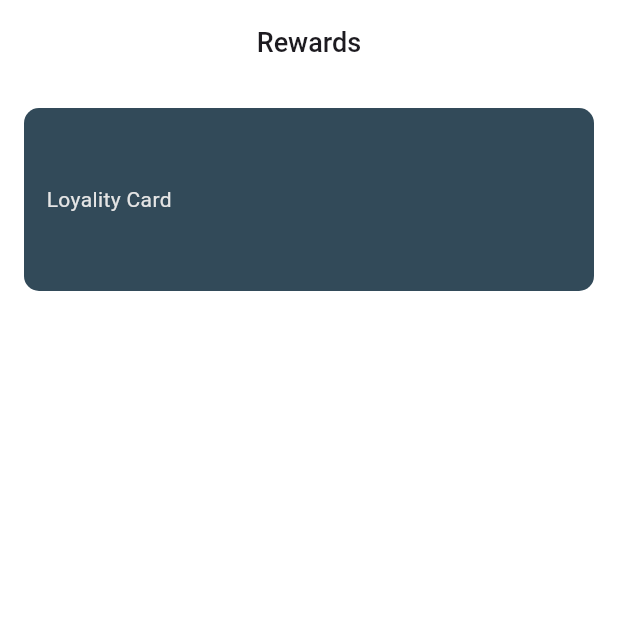
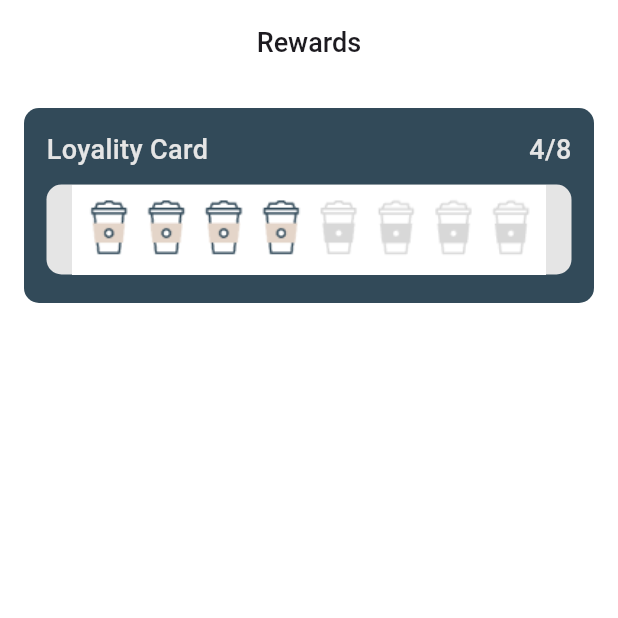
Before and after one commit to AthiraaAthi/CofeeShop_App, a Flutter app: the RewardScreen screen opened directly, on a phone screen of 412 x 824 dp, the top half of it. Run offline on Flutter 3.47's test engine with Material 3 defaults, Android fonts, the light colour scheme and no system bars; our stand-ins replace flutter_slidable, google_fonts, pinput.

Commit message:
added image

```diff
--- a/lib/view/rewards_screen/rewards_screen.dart
+++ b/lib/view/rewards_screen/rewards_screen.dart
@@ -1,4 +1,5 @@
 import 'package:cofee_ui/utils/color_constant/color_constant.dart';
+import 'package:cofee_ui/utils/image_constant/img_constant.dart';
 import 'package:flutter/material.dart';
 
 class RewardScreen extends StatelessWidget {
@@ -22,20 +23,48 @@ class RewardScreen extends StatelessWidget {
           children: [
             Container(
               padding: EdgeInsets.all(15),
-              height: 122,
+              height: 130,
               width: double.infinity,
               decoration: BoxDecoration(
                   color: ColorConstant.mainBlue,
                   borderRadius: BorderRadius.circular(10)),
-              child: Row(
+              child: Column(
                 children: [
-                  Text(
-                    "Loyality Card",
-                    style: TextStyle(color: ColorConstant.White),
+                  Row(
+                    mainAxisAlignment: MainAxisAlignment.spaceBetween,
+                    children: [
+                      Text(
+                        "Loyality Card",
+                        style: TextStyle(
+                          color: ColorConstant.White,
+                          fontSize: 18,
+                          fontWeight: FontWeight.w500,
+                        ),
+                      ),
+                      Text(
+                        "4/8",
+                        style: TextStyle(
+                          color: ColorConstant.White,
+                          fontSize: 18,
+                          fontWeight: FontWeight.w500,
+                        ),
+                      )
+                    ],
+                  ),
+                  SizedBox(
+                    height: 10,
+                  ),
+                  Container(
+                    height: 60,
+                    width: double.infinity,
+                    decoration: BoxDecoration(
+                        color: ColorConstant.White,
+                        borderRadius: BorderRadius.circular(10)),
+                    child: Image.asset(ImageConstant.coffee_reward),
                   )
                 ],
               ),
-            )
+            ),
           ],
         ),
       ),
```
